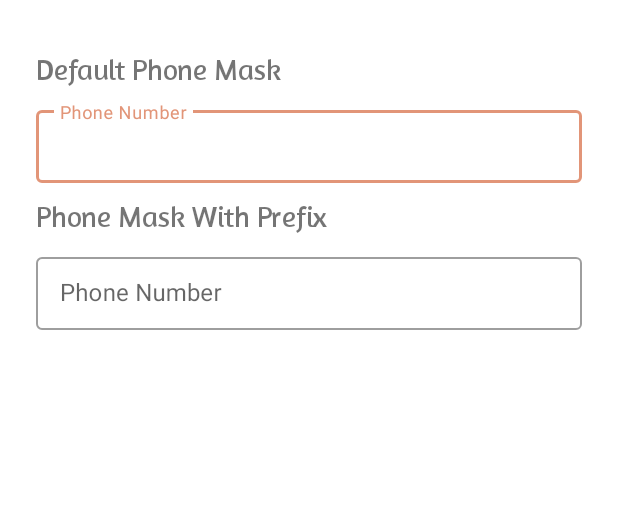
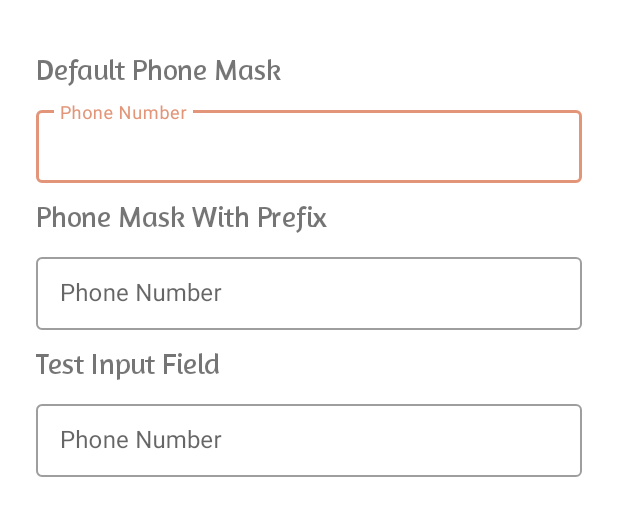
Before and after one commit to cugur24/TurkishPhoneTextInputMask, an Android app: the layout activity_main.xml on its own in the app's theme, with its tools: preview values and no code run, on a phone screen of 412 x 824 dp. Shown: the top 516 px of the screen. Run offline under Robolectric (Android 15) with nearby library versions, the phone set to English and light mode, and no system bars.

Commit message:
test input added for some test

```diff
--- a/app/src/main/java/com/cugur24/turkishphonetextinputmask/MainActivity.kt
+++ b/app/src/main/java/com/cugur24/turkishphonetextinputmask/MainActivity.kt
@@ -7,14 +7,14 @@ import com.cugur24.turkishphonetextinputmask.databinding.ActivityMainBinding
 
 class MainActivity : AppCompatActivity() {
     private lateinit var mainActivityBinding: ActivityMainBinding
-    private lateinit var turkishPhoneMask: TurkishPhoneTextWatcher
-    private lateinit var turkishPhoneMaskWithPrefix: TurkishPhoneTextWatcher
+    private lateinit var turkishPhoneMask:TurkishPhoneTextWatcher
+    private lateinit var turkishPhoneMaskWithPrefix:TurkishPhoneTextWatcher
     override fun onCreate(savedInstanceState: Bundle?) {
         super.onCreate(savedInstanceState)
         mainActivityBinding = ActivityMainBinding.inflate(layoutInflater).also {
             turkishPhoneMask = TurkishPhoneTextWatcher(it.etDefaultPhoneNumber)
             it.etDefaultPhoneNumber.addTextChangedListener(turkishPhoneMask)
-            turkishPhoneMaskWithPrefix = TurkishPhoneTextWatcher(it.etPrefixPhoneNumber, '–')
+            turkishPhoneMaskWithPrefix = TurkishPhoneTextWatcher(it.etPrefixPhoneNumber,'–')
             it.etPrefixPhoneNumber.addTextChangedListener(turkishPhoneMaskWithPrefix)
         }
         setContentView(mainActivityBinding.root)
--- a/app/src/main/res/layout/activity_main.xml
+++ b/app/src/main/res/layout/activity_main.xml
@@ -56,6 +56,26 @@
                 android:maxLength="16"
                 android:singleLine="true" />
         </com.google.android.material.textfield.TextInputLayout>
+        <TextView
+            android:layout_width="wrap_content"
+            android:layout_height="wrap_content"
+            android:text="@string/test_input_field"
+            style="@style/titleStyle"/>
+        <com.google.android.material.textfield.TextInputLayout
+            android:layout_width="match_parent"
+            android:layout_height="wrap_content"
+            style="@style/Widget.MaterialComponents.TextInputLayout.OutlinedBox.Dense"
+            android:hint="@string/phone_number"
+            >
+            <androidx.appcompat.widget.AppCompatEditText
+                android:id="@+id/et_testPhoneNumber"
+                android:layout_width="match_parent"
+                android:layout_height="wrap_content"
+                android:digits="0123456789"
+                android:inputType="phone"
+                android:maxLength="16"
+                android:singleLine="true" />
+        </com.google.android.material.textfield.TextInputLayout>
     </LinearLayout>
 
 </androidx.constraintlayout.widget.ConstraintLayout>
--- a/app/src/main/res/values/strings.xml
+++ b/app/src/main/res/values/strings.xml
@@ -3,4 +3,5 @@
     <string name="default_phone_mask">Default Phone Mask</string>
     <string name="phone_number">Phone Number</string>
     <string name="phone_mask_with_prefix">Phone Mask With Prefix</string>
+    <string name="test_input_field">Test Input Field</string>
 </resources>
```
